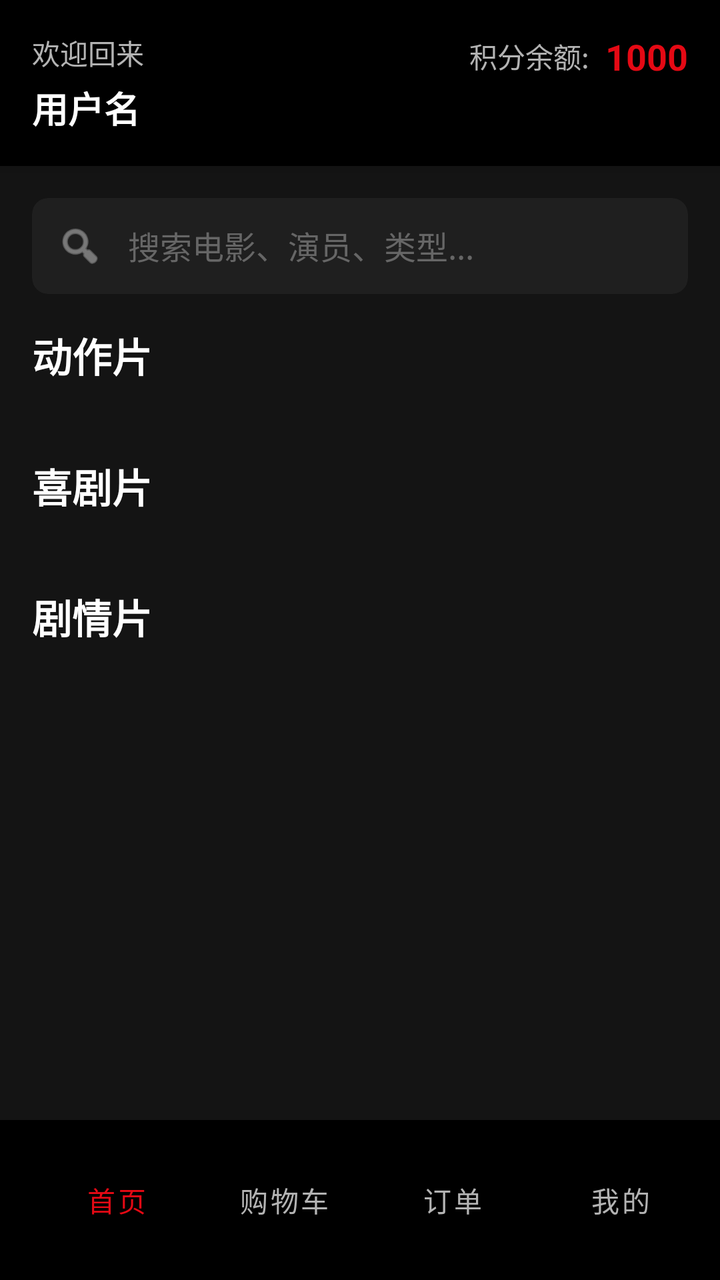
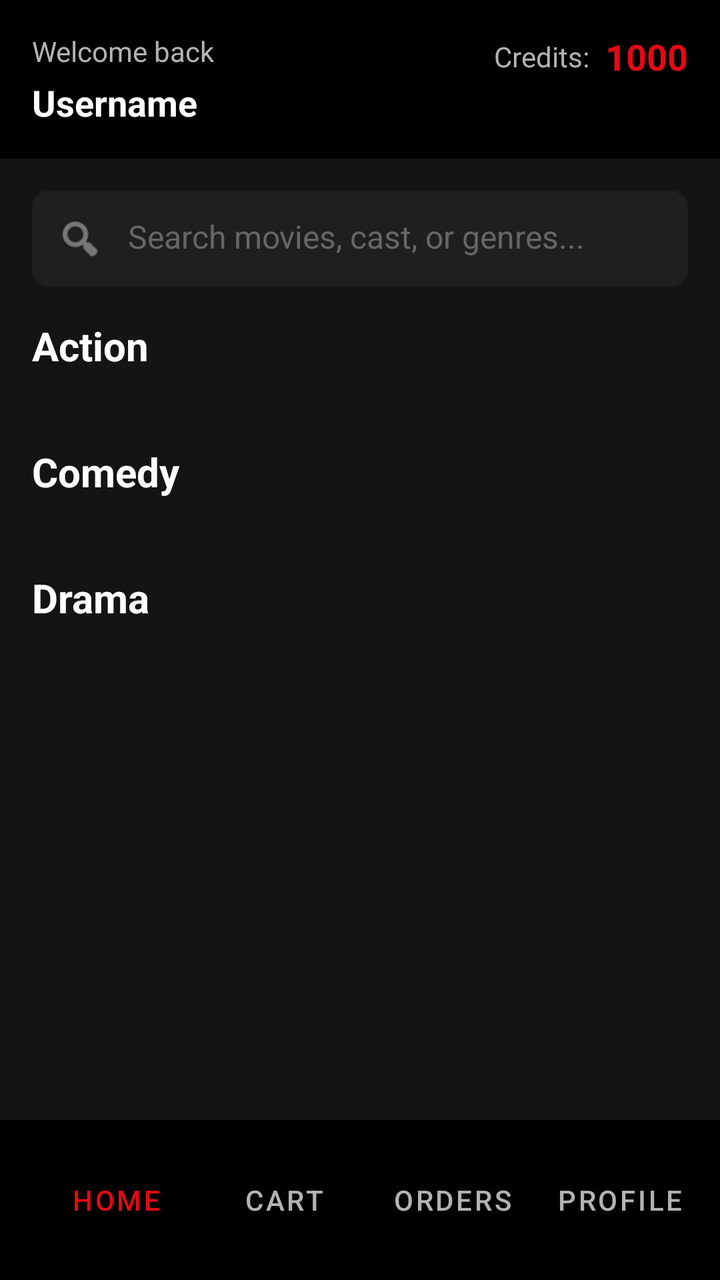

Screens rendered from an Android XML layout before and after an edit, with the pre-edit source and the edit as a unified diff.
<!-- AndroidManifest.xml: application theme Theme.MyApplication -->
<!-- res/layout/activity_main_menu.xml -->
<?xml version="1.0" encoding="utf-8"?>
<androidx.coordinatorlayout.widget.CoordinatorLayout 
    xmlns:android="http://schemas.android.com/apk/res/android"
    xmlns:app="http://schemas.android.com/apk/res-auto"
    android:layout_width="match_parent"
    android:layout_height="match_parent"
    android:background="#141414">

    
    <androidx.core.widget.NestedScrollView
        android:layout_width="match_parent"
        android:layout_height="match_parent"
        android:clipToPadding="false">

        <LinearLayout
            android:layout_width="match_parent"
            android:layout_height="wrap_content"
            android:orientation="vertical">

            
            <LinearLayout
                android:id="@+id/user_info_header"
                android:layout_width="match_parent"
                android:layout_height="wrap_content"
                android:orientation="horizontal"
                android:padding="16dp"
                android:background="#000000"
                android:elevation="4dp">

                <LinearLayout
                    android:layout_width="0dp"
                    android:layout_height="wrap_content"
                    android:layout_weight="1"
                    android:orientation="vertical">

                    <TextView
                        android:id="@+id/welcome_text"
                        android:layout_width="wrap_content"
                        android:layout_height="wrap_content"
                        android:text="欢迎回来"
                        android:textSize="14sp"
                        android:textColor="#B3B3B3" />

                    <TextView
                        android:id="@+id/user_name_text"
                        android:layout_width="wrap_content"
                        android:layout_height="wrap_content"
                        android:text="用户名"
                        android:textSize="18sp"
                        android:textColor="#FFFFFF"
                        android:textStyle="bold"
                        android:layout_marginTop="4dp" />

                </LinearLayout>

                <LinearLayout
                    android:layout_width="wrap_content"
                    android:layout_height="wrap_content"
                    android:orientation="horizontal"
                    android:gravity="center_vertical">

                    <TextView
                        android:layout_width="wrap_content"
                        android:layout_height="wrap_content"
                        android:text="积分余额:"
                        android:textSize="14sp"
                        android:textColor="#B3B3B3" />

                    <TextView
                        android:id="@+id/credits_text"
                        android:layout_width="wrap_content"
                        android:layout_height="wrap_content"
                        android:text="1000"
                        android:textSize="18sp"
                        android:textColor="#E50914"
                        android:textStyle="bold"
                        android:layout_marginStart="8dp" />

                </LinearLayout>

            </LinearLayout>

            
            <com.google.android.material.card.MaterialCardView
                android:layout_width="match_parent"
                android:layout_height="wrap_content"
                android:layout_margin="16dp"
                app:cardBackgroundColor="#1f1f1f"
                app:cardCornerRadius="8dp"
                app:strokeWidth="0dp">

                <LinearLayout
                    android:layout_width="match_parent"
                    android:layout_height="wrap_content"
                    android:orientation="horizontal"
                    android:padding="12dp">

                    <ImageView
                        android:layout_width="24dp"
                        android:layout_height="24dp"
                        android:src="@android:drawable/ic_menu_search"
                        app:tint="#B3B3B3"
                        android:layout_gravity="center_vertical" />

                    <EditText
                        android:id="@+id/search_edit_text"
                        android:layout_width="0dp"
                        android:layout_height="wrap_content"
                        android:layout_weight="1"
                        android:layout_marginStart="12dp"
                        android:hint="搜索电影、演员、类型..."
                        android:textColor="#FFFFFF"
                        android:textColorHint="#666666"
                        android:textSize="16sp"
                        android:background="@android:color/transparent"
                        android:imeOptions="actionSearch"
                        android:inputType="text" />

                </LinearLayout>

            </com.google.android.material.card.MaterialCardView>

            
            <LinearLayout
                android:id="@+id/movie_categories_container"
                android:layout_width="match_parent"
                android:layout_height="wrap_content"
                android:orientation="vertical"
                android:paddingBottom="16dp">

                
                <LinearLayout
                    android:layout_width="match_parent"
                    android:layout_height="wrap_content"
                    android:orientation="vertical"
                    android:layout_marginBottom="24dp">

                    <TextView
                        android:layout_width="wrap_content"
                        android:layout_height="wrap_content"
                        android:text="动作片"
                        android:textSize="20sp"
                        android:textColor="#FFFFFF"
                        android:textStyle="bold"
                        android:layout_marginStart="16dp"
                        android:layout_marginBottom="12dp" />

                    <androidx.recyclerview.widget.RecyclerView
                        android:id="@+id/action_movies_recycler"
                        android:layout_width="match_parent"
                        android:layout_height="wrap_content"
                        android:paddingStart="16dp"
                        android:paddingEnd="16dp"
                        android:clipToPadding="false"
                        android:orientation="horizontal" />

                </LinearLayout>

                
                <LinearLayout
                    android:layout_width="match_parent"
                    android:layout_height="wrap_content"
                    android:orientation="vertical"
                    android:layout_marginBottom="24dp">

                    <TextView
                        android:layout_width="wrap_content"
                        android:layout_height="wrap_content"
                        android:text="喜剧片"
                        android:textSize="20sp"
                        android:textColor="#FFFFFF"
                        android:textStyle="bold"
                        android:layout_marginStart="16dp"
                        android:layout_marginBottom="12dp" />

                    <androidx.recyclerview.widget.RecyclerView
                        android:id="@+id/comedy_movies_recycler"
                        android:layout_width="match_parent"
                        android:layout_height="wrap_content"
                        android:paddingStart="16dp"
                        android:paddingEnd="16dp"
                        android:clipToPadding="false"
                        android:orientation="horizontal" />

                </LinearLayout>

                
                <LinearLayout
                    android:layout_width="match_parent"
                    android:layout_height="wrap_content"
                    android:orientation="vertical"
                    android:layout_marginBottom="24dp">

                    <TextView
                        android:layout_width="wrap_content"
                        android:layout_height="wrap_content"
                        android:text="剧情片"
                        android:textSize="20sp"
                        android:textColor="#FFFFFF"
                        android:textStyle="bold"
                        android:layout_marginStart="16dp"
                        android:layout_marginBottom="12dp" />

                    <androidx.recyclerview.widget.RecyclerView
                        android:id="@+id/drama_movies_recycler"
                        android:layout_width="match_parent"
                        android:layout_height="wrap_content"
                        android:paddingStart="16dp"
                        android:paddingEnd="16dp"
                        android:clipToPadding="false"
                        android:orientation="horizontal" />

                </LinearLayout>

            </LinearLayout>

        </LinearLayout>

    </androidx.core.widget.NestedScrollView>

    
    <com.google.android.material.bottomappbar.BottomAppBar
        android:id="@+id/bottom_app_bar"
        android:layout_width="match_parent"
        android:layout_height="wrap_content"
        android:layout_gravity="bottom"
        app:backgroundTint="#000000"
        app:navigationIcon="@null">

        <LinearLayout
            android:layout_width="match_parent"
            android:layout_height="wrap_content"
            android:orientation="horizontal"
            android:gravity="center">

            <com.google.android.material.button.MaterialButton
                android:id="@+id/home_button"
                android:layout_width="0dp"
                android:layout_height="wrap_content"
                android:layout_weight="1"
                android:text="首页"
                android:textColor="#E50914"
                style="@style/Widget.MaterialComponents.Button.TextButton" />

            <com.google.android.material.button.MaterialButton
                android:id="@+id/cart_button"
                android:layout_width="0dp"
                android:layout_height="wrap_content"
                android:layout_weight="1"
                android:text="购物车"
                android:textColor="#B3B3B3"
                style="@style/Widget.MaterialComponents.Button.TextButton" />

            <com.google.android.material.button.MaterialButton
                android:id="@+id/orders_button"
                android:layout_width="0dp"
                android:layout_height="wrap_content"
                android:layout_weight="1"
                android:text="订单"
                android:textColor="#B3B3B3"
                style="@style/Widget.MaterialComponents.Button.TextButton" />

            <com.google.android.material.button.MaterialButton
                android:id="@+id/profile_button"
                android:layout_width="0dp"
                android:layout_height="wrap_content"
                android:layout_weight="1"
                android:text="我的"
                android:textColor="#B3B3B3"
                style="@style/Widget.MaterialComponents.Button.TextButton" />

        </LinearLayout>

    </com.google.android.material.bottomappbar.BottomAppBar>

    
    

</androidx.coordinatorlayout.widget.CoordinatorLayout>
<!-- resources referenced by this layout -->
<resources>
  <style name="Theme.MyApplication" parent="Base.Theme.MyApplication" />
  <style name="Base.Theme.MyApplication" parent="Theme.Material3.DayNight.NoActionBar">
          
          
      </style>
</resources>

<!-- the commit's change to res/layout/activity_main_menu.xml (unified diff, before → after) -->
@@ -37,7 +37,7 @@
                         android:id="@+id/welcome_text"
                         android:layout_width="wrap_content"
                         android:layout_height="wrap_content"
-                        android:text="欢迎回来"
+                        android:text="Welcome back"
                         android:textSize="14sp"
                         android:textColor="#B3B3B3" />
 
@@ -45,7 +45,7 @@
                         android:id="@+id/user_name_text"
                         android:layout_width="wrap_content"
                         android:layout_height="wrap_content"
-                        android:text="用户名"
+                        android:text="Username"
                         android:textSize="18sp"
                         android:textColor="#FFFFFF"
                         android:textStyle="bold"
@@ -62,7 +62,7 @@
                     <TextView
                         android:layout_width="wrap_content"
                         android:layout_height="wrap_content"
-                        android:text="积分余额:"
+                        android:text="Credits:"
                         android:textSize="14sp"
                         android:textColor="#B3B3B3" />
 
@@ -108,7 +108,7 @@
                         android:layout_height="wrap_content"
                         android:layout_weight="1"
                         android:layout_marginStart="12dp"
-                        android:hint="搜索电影、演员、类型..."
+                        android:hint="Search movies, cast, or genres..."
                         android:textColor="#FFFFFF"
                         android:textColorHint="#666666"
                         android:textSize="16sp"
@@ -130,6 +130,7 @@
 
                 
                 <LinearLayout
+                    android:id="@+id/action_movies_section"
                     android:layout_width="match_parent"
                     android:layout_height="wrap_content"
                     android:orientation="vertical"
@@ -138,7 +139,7 @@
                     <TextView
                         android:layout_width="wrap_content"
                         android:layout_height="wrap_content"
-                        android:text="动作片"
+                        android:text="Action"
                         android:textSize="20sp"
                         android:textColor="#FFFFFF"
                         android:textStyle="bold"
@@ -158,6 +159,7 @@
 
                 
                 <LinearLayout
+                    android:id="@+id/comedy_movies_section"
                     android:layout_width="match_parent"
                     android:layout_height="wrap_content"
                     android:orientation="vertical"
@@ -166,7 +168,7 @@
                     <TextView
                         android:layout_width="wrap_content"
                         android:layout_height="wrap_content"
-                        android:text="喜剧片"
+                        android:text="Comedy"
                         android:textSize="20sp"
                         android:textColor="#FFFFFF"
                         android:textStyle="bold"
@@ -186,6 +188,7 @@
 
                 
                 <LinearLayout
+                    android:id="@+id/drama_movies_section"
                     android:layout_width="match_parent"
                     android:layout_height="wrap_content"
                     android:orientation="vertical"
@@ -194,7 +197,7 @@
                     <TextView
                         android:layout_width="wrap_content"
                         android:layout_height="wrap_content"
-                        android:text="剧情片"
+                        android:text="Drama"
                         android:textSize="20sp"
                         android:textColor="#FFFFFF"
                         android:textStyle="bold"
@@ -203,6 +206,36 @@
 
                     <androidx.recyclerview.widget.RecyclerView
                         android:id="@+id/drama_movies_recycler"
+                        android:layout_width="match_parent"
+                        android:layout_height="wrap_content"
+                        android:paddingStart="16dp"
+                        android:paddingEnd="16dp"
+                        android:clipToPadding="false"
+                        android:orientation="horizontal" />
+
+                </LinearLayout>
+
+                
+                <LinearLayout
+                    android:id="@+id/other_movies_section"
+                    android:layout_width="match_parent"
+                    android:layout_height="wrap_content"
+                    android:orientation="vertical"
+                    android:layout_marginBottom="24dp"
+                    android:visibility="gone">
+
+                    <TextView
+                        android:layout_width="wrap_content"
+                        android:layout_height="wrap_content"
+                        android:text="Other"
+                        android:textSize="20sp"
+                        android:textColor="#FFFFFF"
+                        android:textStyle="bold"
+                        android:layout_marginStart="16dp"
+                        android:layout_marginBottom="12dp" />
+
+                    <androidx.recyclerview.widget.RecyclerView
+                        android:id="@+id/other_movies_recycler"
                         android:layout_width="match_parent"
                         android:layout_height="wrap_content"
                         android:paddingStart="16dp"
@@ -238,7 +271,7 @@
                 android:layout_width="0dp"
                 android:layout_height="wrap_content"
                 android:layout_weight="1"
-                android:text="首页"
+                android:text="Home"
                 android:textColor="#E50914"
                 style="@style/Widget.MaterialComponents.Button.TextButton" />
 
@@ -247,7 +280,7 @@
                 android:layout_width="0dp"
                 android:layout_height="wrap_content"
                 android:layout_weight="1"
-                android:text="购物车"
+                android:text="Cart"
                 android:textColor="#B3B3B3"
                 style="@style/Widget.MaterialComponents.Button.TextButton" />
 
@@ -256,7 +289,7 @@
                 android:layout_width="0dp"
                 android:layout_height="wrap_content"
                 android:layout_weight="1"
-                android:text="订单"
+                android:text="Orders"
                 android:textColor="#B3B3B3"
                 style="@style/Widget.MaterialComponents.Button.TextButton" />
 
@@ -265,7 +298,7 @@
                 android:layout_width="0dp"
                 android:layout_height="wrap_content"
                 android:layout_weight="1"
-                android:text="我的"
+                android:text="Profile"
                 android:textColor="#B3B3B3"
                 style="@style/Widget.MaterialComponents.Button.TextButton" />
 
